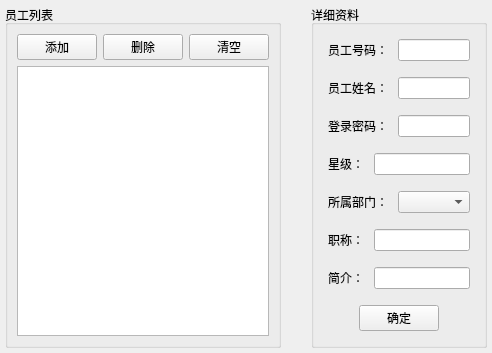
Above: QueueConfigurator/TagPage/EmployeeSetting/qqueueemployeesetting.ui from ffjiangMr/Qt before the change. Below: the same form after it.
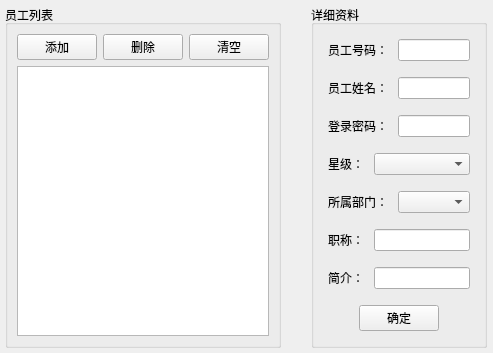
That is the form after the change. Custom widgets are drawn as their Qt base class.

What changed in the file:
```diff
--- a/QueueConfigurator/TagPage/EmployeeSetting/qqueueemployeesetting.ui
+++ b/QueueConfigurator/TagPage/EmployeeSetting/qqueueemployeesetting.ui
@@ -6,8 +6,8 @@
    <rect>
     <x>0</x>
     <y>0</y>
-    <width>431</width>
-    <height>300</height>
+    <width>493</width>
+    <height>328</height>
    </rect>
   </property>
   <property name="windowTitle">
@@ -187,7 +187,7 @@
          </widget>
         </item>
         <item>
-         <widget class="QLineEdit" name="lineEdit_4"/>
+         <widget class="QComboBox" name="comboBox_starLevel"/>
         </item>
        </layout>
       </item>
```
Left out of the diff: 26 changed lines with no effect on the pictures.
